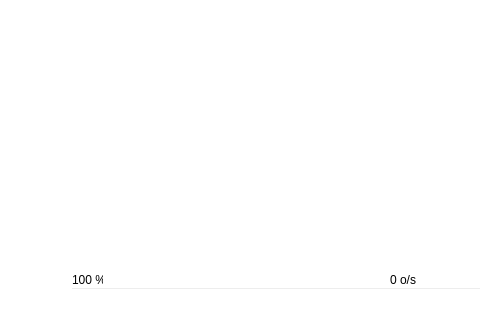
This is gui/launcher.ui in mangaMag/AzoteLauncher as Qt 5 draws it before an edit; both pictures show x 0 to 480 and y 198 to 518 of the 882 by 518 pixel window. The edited form follows.
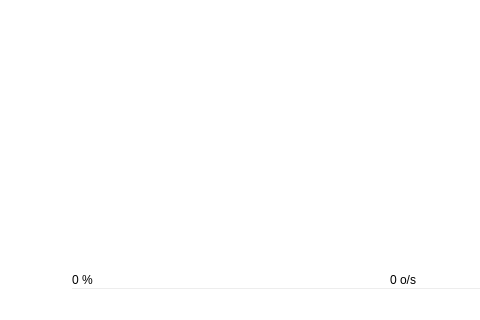
This is the edited form. Icons and pictures are not drawn.

```diff
--- a/gui/launcher.ui
+++ b/gui/launcher.ui
@@ -126,7 +126,7 @@
      </rect>
     </property>
     <property name="text">
-     <string>100 %</string>
+     <string>0 %</string>
     </property>
    </widget>
   </widget>
```
